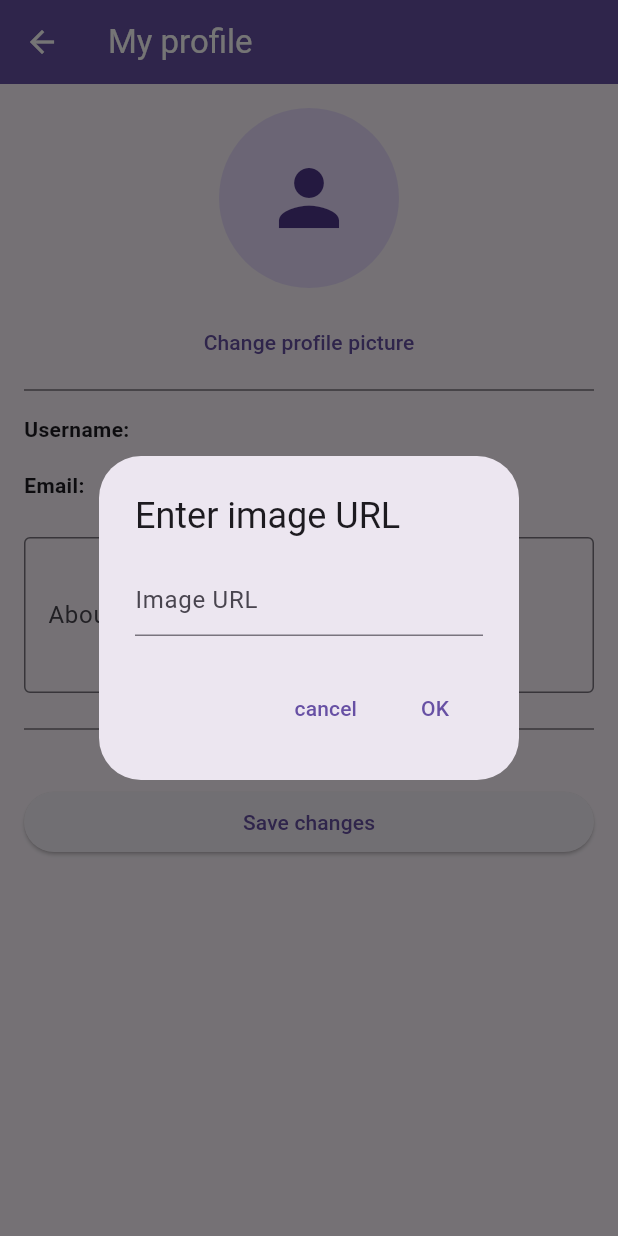
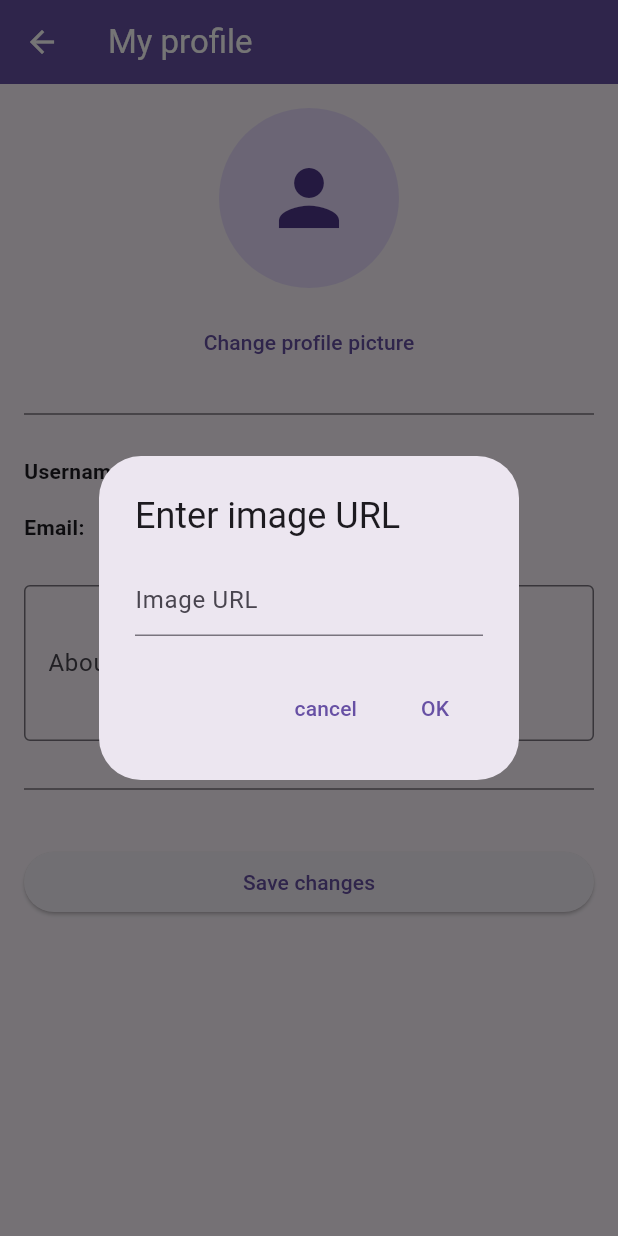
Before and after one commit to nsmn83/am, a Flutter app: the MyProfileScreen screen opened by its route, after a tap on the "person" icon, on a phone screen of 412 x 824 dp. Run offline on Flutter 3.47's test engine with Material 3 defaults, Android fonts, the light colour scheme and no system bars; our stand-ins replace dio, easy_localization, flutter_map, geocoding, geolocator, latlong2 and 1 more; accounts and stored records are empty.

Commit message:
Poprawa opisow, formatowanie kodu

```diff
--- a/assets/translations/en.json
+++ b/assets/translations/en.json
@@ -16,8 +16,7 @@
   "Dodaj Przejazd": "Add ride",
   "AdresStart": "Start Adress",
   "AdresEnd": "End Adress",
-  "DateForm": "Date (YYYY-MM-DD)",
-  "DateFormErr": "Please enter a valid date in YYYY-MM-DD format.",
+  "DateForm": "Pick a date",
   "Search Rides": "Search Rides",
   "start_address": "Start address",
   "start_address_required": "Start address is required",
--- a/assets/translations/pl.json
+++ b/assets/translations/pl.json
@@ -16,8 +16,7 @@
   "Dodaj Przejazd": "Dodaj Przejazd",
   "AdresStart": "Adres Początkowy",
   "AdresEnd": "Adres Docelowy",
-  "DateForm": "Data (YYYY-MM-DD)",
-  "DateFormErr": "Proszę wprowadźić datę w formacie RRRR-MM-DD.",
+  "DateForm": "Wybierz datę",
   "Search Rides": "Wyszukaj Przejazdy",
   "start_address": "Adres początkowy",
   "start_address_required": "Wymagany adres początkowy",
--- a/lib/models/ride.dart
+++ b/lib/models/ride.dart
@@ -3,7 +3,7 @@ import 'passenger_request.dart';
 
 class Ride {
   final int id;
-  final User? driver; // Made nullable
+  final User driver;
   final List<PassengerRequest> requests;
   final String startAddress;
   final String endAddress;
@@ -19,7 +19,7 @@ class Ride {
 
   Ride({
     required this.id,
-    this.driver, // Nullable
+    required this.driver,
     required this.requests,
     required this.startAddress,
     required this.endAddress,
@@ -37,7 +37,7 @@ class Ride {
   factory Ride.fromJson(Map<String, dynamic> json) {
     return Ride(
       id: json['id'] as int? ?? 0,
-      driver: json['driver'] != null ? User.fromJson(json['driver'] as Map<String, dynamic>) : null,
+      driver: User.fromJson(json['driver'] as Map<String, dynamic>),
       requests: (json['requests'] as List<dynamic>? ?? [])
           .where((item) => item != null)
           .map((item) => PassengerRequest.fromJson(item as Map<String, dynamic>))
--- a/lib/providers/auth_provider.dart
+++ b/lib/providers/auth_provider.dart
@@ -1,3 +1,5 @@
+//Provider do danych uzytkownika
+
 import 'package:am_project/providers/rides_provider.dart';
 import 'package:am_project/providers/theme_provider.dart';
 import 'package:flutter/material.dart';
@@ -19,11 +21,7 @@ class AuthProvider with ChangeNotifier {
 
   bool get isAuthenticated => token != null;
 
-  Future<void> loadToken() async {
-    await _authService.loadToken();
-    notifyListeners();
-  }
-
+  //Aktualizacja opisu i zdjecia profilowego
   Future<bool> updateUserProfile({
   required String image,
   required String bio,
@@ -44,8 +42,7 @@ class AuthProvider with ChangeNotifier {
   }
 }
 
-
-
+  //Logowanie
   Future<bool> login(String email, String password) async {
     _isLoading = true;
     notifyListeners();
@@ -64,6 +61,7 @@ class AuthProvider with ChangeNotifier {
     return false;
   }
 
+  //Rejestracja
   Future<bool> register(String username, String email, String password1, String password2) async {
     _isLoading = true;
     notifyListeners();
@@ -82,6 +80,7 @@ class AuthProvider with ChangeNotifier {
     return false;
   }
 
+  //Wylogowywanie
   Future<void> logout(BuildContext context) async {
     try {
       await _authService.logout();
--- a/lib/providers/theme_provider.dart
+++ b/lib/providers/theme_provider.dart
@@ -1,3 +1,5 @@
+//Provider do kontrolowania motywu aplikacji
+
 import 'package:flutter/material.dart';
 
 class ThemeProvider with ChangeNotifier {
--- a/lib/screens/my_profile_screen.dart
+++ b/lib/screens/my_profile_screen.dart
@@ -104,9 +104,11 @@ class _MyProfileScreenState extends State<MyProfileScreen> {
     body: SingleChildScrollView(
       padding: const EdgeInsets.all(16),
       child: Column(
+        crossAxisAlignment: CrossAxisAlignment.start,
         children: [
           GestureDetector(
             onTap: _pickImage,
+            child: Center(
               child: CircleAvatar(
                 radius: 60,
                 backgroundImage: (_imageUrl != null && _imageUrl!.isNotEmpty)
@@ -117,31 +119,35 @@ class _MyProfileScreenState extends State<MyProfileScreen> {
                     : null,
               ),
             ),
+          ),
           const SizedBox(height: 12),
-            TextButton(
+          Center(
+            child: TextButton(
               onPressed: _pickImage,
               child: Text('change_picture'.tr()),
-
             ),
+          ),
+          const SizedBox(height: 16),
           Divider(color: Theme.of(context).dividerColor),
+          const SizedBox(height: 16),
           Padding(
-  padding: const EdgeInsets.symmetric(vertical: 8.0),
+            padding: const EdgeInsets.symmetric(vertical: 4.0),
             child: Row(
               children: [
                 Text(
-     '${'username'.tr()}:',
-        style: TextStyle(fontWeight: FontWeight.bold),
+                  '${'username'.tr()}: ',
+                  style: const TextStyle(fontWeight: FontWeight.bold),
                 ),
                 Text(user!.username),
               ],
             ),
           ),
-
+          const SizedBox(height: 8),
           Padding(
-  padding: const EdgeInsets.symmetric(vertical: 8.0),
+            padding: const EdgeInsets.symmetric(vertical: 4.0),
             child: Row(
               children: [
-      Text(
+                const Text(
                   'Email: ',
                   style: TextStyle(fontWeight: FontWeight.bold),
                 ),
@@ -149,7 +155,7 @@ Padding(
               ],
             ),
           ),
-            const SizedBox(height: 16),
+          const SizedBox(height: 24),
           TextField(
             controller: _bioController,
             maxLines: 3,
@@ -158,8 +164,7 @@ Padding(
               border: const OutlineInputBorder(),
             ),
           ),
-
-            const SizedBox(height: 16),
+          const SizedBox(height: 24),
           Divider(color: Theme.of(context).dividerColor),
           const SizedBox(height: 30),
           SizedBox(
--- a/lib/services/auth_service.dart
+++ b/lib/services/auth_service.dart
@@ -66,6 +66,7 @@ class AuthService {
     );
   }
 
+  //aktualizacja profilu uzytkownika
   Future<Map<String, dynamic>> updateUserProfile({
   required String image,
   required String bio,
@@ -78,16 +79,6 @@ class AuthService {
     final response = await _dio.patch('user/edit-bio/', data: data);
 
     return response.data;
-}
-
-
-
-  Future<void> loadToken() async {
-    final prefs = await SharedPreferences.getInstance();
-    _token = prefs.getString('auth_token');
-    _refreshToken = prefs.getString('refresh_token');
-    print('Loaded access token: $_token');
-    print('Loaded refresh token: $_refreshToken');
   }
 
   Future<Map<String, dynamic>?> login(String email, String password) async {
@@ -137,7 +128,6 @@ class AuthService {
       await prefs.setString('refresh_token', _refreshToken!);
 
       final userData = response.data;
-      print('Tokens and user saved to SharedPreferences');
 
       return {
         'user': User.fromJson(userData),
@@ -145,11 +135,11 @@ class AuthService {
         'refresh_token': _refreshToken,
       };
     } catch (e) {
-      print('Registration failed: $e');
       return null;
     }
   }
 
+//Wylogowanie
 Future<void> logout() async {
   try {
     final prefs = await SharedPreferences.getInstance();
--- a/lib/services/rides_service.dart
+++ b/lib/services/rides_service.dart
@@ -107,7 +107,7 @@ class RidesService {
         throw Exception('Response data is null');
       }
       if (response.data is! List) {
-        throw Exception('Unexpected response format: expected a List');
+        throw Exception('Unexpected response format');
       }
 
       final List<dynamic> data = response.data;
@@ -182,9 +182,6 @@ Future<void> rejectPassengerRequest(int requestId) async {
     try {
       _logRequest('POST', 'rides/delete/$rideId/');
       final response = await _dio.post('rides/delete/$rideId/');
-      if (response.data['status'] != 'deleted') {
-        throw Exception('Failed to delete ride: unexpected response');
-      }
     } catch (e) {
       throw Exception('Failed to delete ride: $e');
     }
--- a/lib/widgets/person_tile.dart
+++ b/lib/widgets/person_tile.dart
@@ -65,8 +65,7 @@ final isPlaceholder = person.id == -1 || person.username == tr('free_spot');
       child: Column(
         mainAxisAlignment: MainAxisAlignment.center,
         children: [
-   isPlaceholder
-            ? CircleAvatar(
+        isPlaceholder ? CircleAvatar(
                 radius: 30,
                 backgroundImage: NetworkImage(person.image),
               )
--- a/lib/widgets/ride_map.dart
+++ b/lib/widgets/ride_map.dart
@@ -1,9 +1,7 @@
-import 'dart:convert';
 import 'package:flutter/material.dart';
 import 'package:flutter_map/flutter_map.dart';
 import 'package:latlong2/latlong.dart';
 import 'package:dio/dio.dart';
-import 'package:flutter/material.dart';
 
 class RideMap extends StatefulWidget {
   final double startLat;
--- a/lib/widgets/rides_list.dart
+++ b/lib/widgets/rides_list.dart
@@ -36,7 +36,6 @@ physics: NeverScrollableScrollPhysics(),
       itemCount: ridesToShow.length,
       itemBuilder: (context, index) {
         final Ride ride = ridesToShow[index];
-
         return Card(
           margin: const EdgeInsets.symmetric(horizontal: 16, vertical: 8),
           child: ListTile(
```
Also changed, not shown: lib/main.dart (+6 -5 lines), lib/providers/rides_provider.dart (+19 -5 lines), lib/screens/login_screen.dart (+16 -30 lines), lib/screens/ride_detail_screen.dart (+22 -82 lines), lib/widgets/add_ride.dart (+4 -27 lines), lib/widgets/app_drawer.dart (+6 -6 lines), lib/widgets/ride_info.dart (added, +101 -0 lines), lib/widgets/rides_filter.dart (+43 -33 lines). Lines whose indentation alone changed are shown as unchanged.
